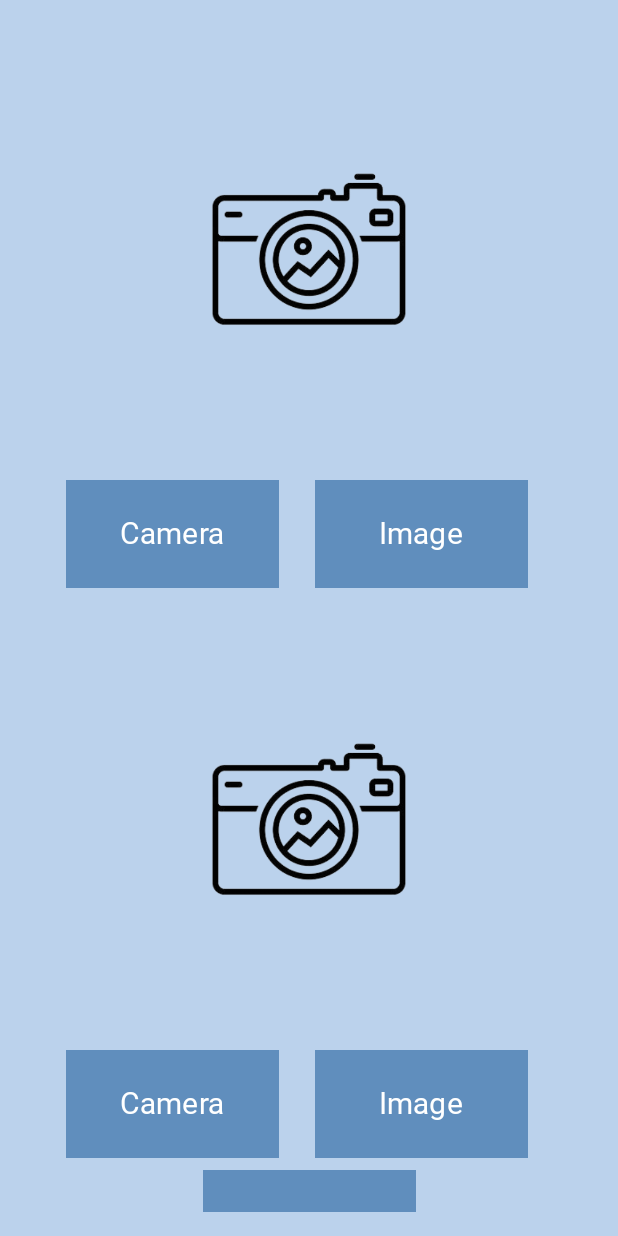
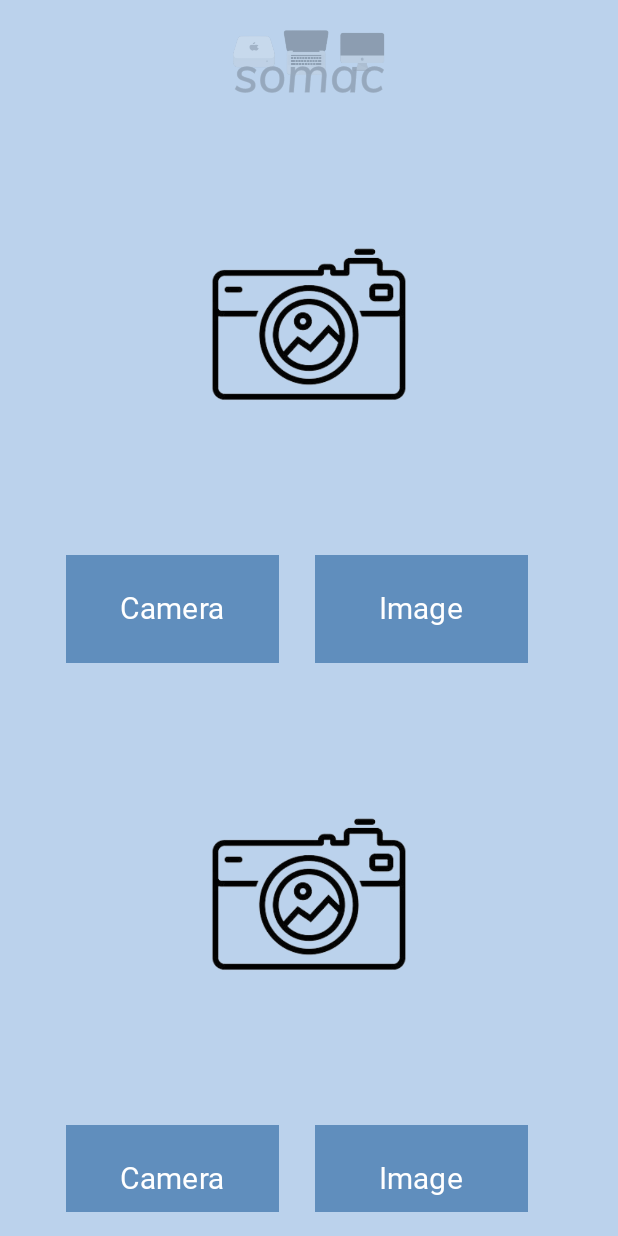
Before and after one commit to narang-geti/geti-project-naranggeti, an Android app built with Jetpack Compose: the DetectScreen screen opened through its navigation route, on a phone screen of 412 x 824 dp. Run offline under Robolectric (Android 15) with nearby library versions, the light colour scheme and no system bars; our stand-ins replace Firebase (no records; nobody signed in at launch, a user with empty details on screens opened directly); libraries missing offline, so code that uses them is left out: org.tensorflow.lite; Roboto replaces fonts that are not available here; 6 statements that could not run were skipped.

Commit message:
msh2-ux/ui 2

```diff
--- a/app/src/main/java/com/app/getiproject_naranggeti/DetectScreen.kt
+++ b/app/src/main/java/com/app/getiproject_naranggeti/DetectScreen.kt
@@ -2,22 +2,6 @@ package com.app.getiproject_naranggeti
 
 import android.content.ContentValues
 import android.content.Context
-import androidx.compose.foundation.Image
-import androidx.compose.foundation.layout.*
-import androidx.compose.material3.*
-import androidx.compose.runtime.*
-import androidx.compose.ui.Modifier
-import androidx.compose.ui.graphics.ImageBitmap
-import androidx.compose.ui.unit.dp
-import androidx.compose.ui.unit.sp
-import androidx.navigation.NavController
-import com.google.firebase.ml.modeldownloader.CustomModel
-import com.google.firebase.ml.modeldownloader.CustomModelDownloadConditions
-import com.google.firebase.ml.modeldownloader.DownloadType
-import com.google.firebase.ml.modeldownloader.FirebaseModelDownloader
-import org.tensorflow.lite.Interpreter
-import java.nio.ByteBuffer
-import java.nio.ByteOrder
 import android.graphics.Bitmap
 import android.graphics.BitmapFactory
 import android.net.Uri
@@ -26,24 +10,69 @@ import android.util.Log
 import androidx.activity.compose.rememberLauncherForActivityResult
 import androidx.activity.result.PickVisualMediaRequest
 import androidx.activity.result.contract.ActivityResultContracts
+import androidx.compose.animation.AnimatedVisibility
+import androidx.compose.animation.core.LinearEasing
+import androidx.compose.animation.core.RepeatMode
+import androidx.compose.animation.core.animateFloat
+import androidx.compose.animation.core.infiniteRepeatable
+import androidx.compose.animation.core.rememberInfiniteTransition
+import androidx.compose.animation.core.tween
+import androidx.compose.foundation.Image
+import androidx.compose.foundation.layout.Column
+import androidx.compose.foundation.layout.Row
+import androidx.compose.foundation.layout.Spacer
+import androidx.compose.foundation.layout.fillMaxSize
+import androidx.compose.foundation.layout.fillMaxWidth
+import androidx.compose.foundation.layout.height
+import androidx.compose.foundation.layout.padding
+import androidx.compose.foundation.layout.size
+import androidx.compose.foundation.layout.width
 import androidx.compose.foundation.rememberScrollState
 import androidx.compose.foundation.verticalScroll
+import androidx.compose.material3.Button
+import androidx.compose.material3.ButtonDefaults
+import androidx.compose.material3.MaterialTheme
+import androidx.compose.material3.Surface
+import androidx.compose.material3.Text
+import androidx.compose.runtime.Composable
+import androidx.compose.runtime.DisposableEffect
+import androidx.compose.runtime.LaunchedEffect
+import androidx.compose.runtime.getValue
+import androidx.compose.runtime.mutableStateOf
+import androidx.compose.runtime.remember
+import androidx.compose.runtime.setValue
 import androidx.compose.ui.Alignment
+import androidx.compose.ui.Modifier
+import androidx.compose.ui.draw.alpha
+import androidx.compose.ui.draw.clip
 import androidx.compose.ui.graphics.Color
+import androidx.compose.ui.graphics.ImageBitmap
 import androidx.compose.ui.graphics.RectangleShape
 import androidx.compose.ui.graphics.asImageBitmap
 import androidx.compose.ui.platform.LocalContext
+import androidx.compose.ui.res.painterResource
 import androidx.compose.ui.text.font.FontWeight
+import androidx.compose.ui.unit.dp
+import androidx.compose.ui.unit.sp
 import androidx.core.graphics.blue
 import androidx.core.graphics.green
 import androidx.core.graphics.red
+import androidx.navigation.NavController
 import com.app.getiproject_naranggeti.ui.theme.Purple40
 import com.app.getiproject_naranggeti.ui.theme.elice
 import com.google.firebase.auth.ktx.auth
 import com.google.firebase.firestore.SetOptions
 import com.google.firebase.firestore.ktx.firestore
 import com.google.firebase.ktx.Firebase
+import com.google.firebase.ml.modeldownloader.CustomModel
+import com.google.firebase.ml.modeldownloader.CustomModelDownloadConditions
+import com.google.firebase.ml.modeldownloader.DownloadType
+import com.google.firebase.ml.modeldownloader.FirebaseModelDownloader
+import kotlinx.coroutines.delay
+import org.tensorflow.lite.Interpreter
 import java.io.FileNotFoundException
+import java.nio.ByteBuffer
+import java.nio.ByteOrder
 import java.nio.FloatBuffer
 import kotlin.math.exp
 
@@ -113,6 +142,15 @@ fun DetectScreen(navController: NavController) {
 
     val CustomColor = Color(0xFF608EBD)
 
+    var shouldAnimate by remember { mutableStateOf(true) }
+
+    LaunchedEffect(shouldAnimate) {
+        if (shouldAnimate) {
+            delay(300)
+            shouldAnimate = false
+        }
+    }
+
 
     Surface(
         modifier = Modifier.fillMaxSize(),
@@ -128,6 +166,33 @@ fun DetectScreen(navController: NavController) {
             Column(
                 horizontalAlignment = Alignment.CenterHorizontally
             ) {
+
+
+                val transition = rememberInfiniteTransition()
+                val alpha by transition.animateFloat(
+                    initialValue = 0f,
+                    targetValue = 1f,
+                    animationSpec = infiniteRepeatable(
+                        tween(1000, easing = LinearEasing, delayMillis = 500),
+                        repeatMode = RepeatMode.Reverse
+                    )
+                )
+
+                AnimatedVisibility(
+                    visible = !shouldAnimate,
+                    modifier = Modifier
+                        .fillMaxWidth()
+                        .align(Alignment.CenterHorizontally)
+                        .alpha(alpha)
+                ) {
+                    Image(
+                        painter = painterResource(id = R.drawable.somac_logo),
+                        contentDescription = null,
+                        modifier = Modifier
+                            .clip(MaterialTheme.shapes.medium)
+                            .size(width = 80.dp, height = 50.dp)
+                    )
+                }
 
                 Image(
                     modifier = Modifier
--- a/app/src/main/java/com/app/getiproject_naranggeti/MainActivity.kt
+++ b/app/src/main/java/com/app/getiproject_naranggeti/MainActivity.kt
@@ -38,7 +38,7 @@ fun Navi() {
         ) {
 
             val navController = rememberNavController()
-            NavHost(navController = navController, startDestination = "detect") {
+            NavHost(navController = navController, startDestination = "start") {
                 composable("start") {
                     StartScreen(navController)
                 }
--- a/app/src/main/java/com/app/getiproject_naranggeti/StartScreen.kt
+++ b/app/src/main/java/com/app/getiproject_naranggeti/StartScreen.kt
@@ -8,6 +8,7 @@ import androidx.compose.animation.core.animateFloat
 import androidx.compose.animation.core.infiniteRepeatable
 import androidx.compose.animation.core.rememberInfiniteTransition
 import androidx.compose.animation.core.tween
+import androidx.compose.animation.slideInHorizontally
 import androidx.compose.animation.slideInVertically
 import androidx.compose.foundation.Image
 import androidx.compose.foundation.background
@@ -235,29 +236,24 @@ fun LoginScreen(viewModel: LoginViewModel, onLoginSuccess: (Boolean) -> Unit, na
                 )
             }
 
-            val transition = rememberInfiniteTransition()
-            val alpha by transition.animateFloat(
-                initialValue = 0f,
-                targetValue = 1f,
-                animationSpec = infiniteRepeatable(
-                    tween(1000, easing = LinearEasing, delayMillis = 300),
-                    repeatMode = RepeatMode.Reverse
-                )
-            )
+
 
             AnimatedVisibility(
                 visible = !shouldAnimate,
+                enter = slideInHorizontally(
+                    initialOffsetX = { fullWidth -> fullWidth },
+                    animationSpec = tween(durationMillis = 1000, delayMillis = 300)
+                ),
                 modifier = Modifier
                     .fillMaxWidth()
                     .align(Alignment.CenterHorizontally)
-                    .alpha(alpha)
             ) {
                 Image(
                     painter = painterResource(id = R.drawable.somac_logo),
                     contentDescription = null,
                     modifier = Modifier
                         .clip(MaterialTheme.shapes.medium)
-                        .size(width = 600.dp, height = 250.dp)
+                        .size(width = 300.dp, height = 250.dp)
                 )
             }
 
```
